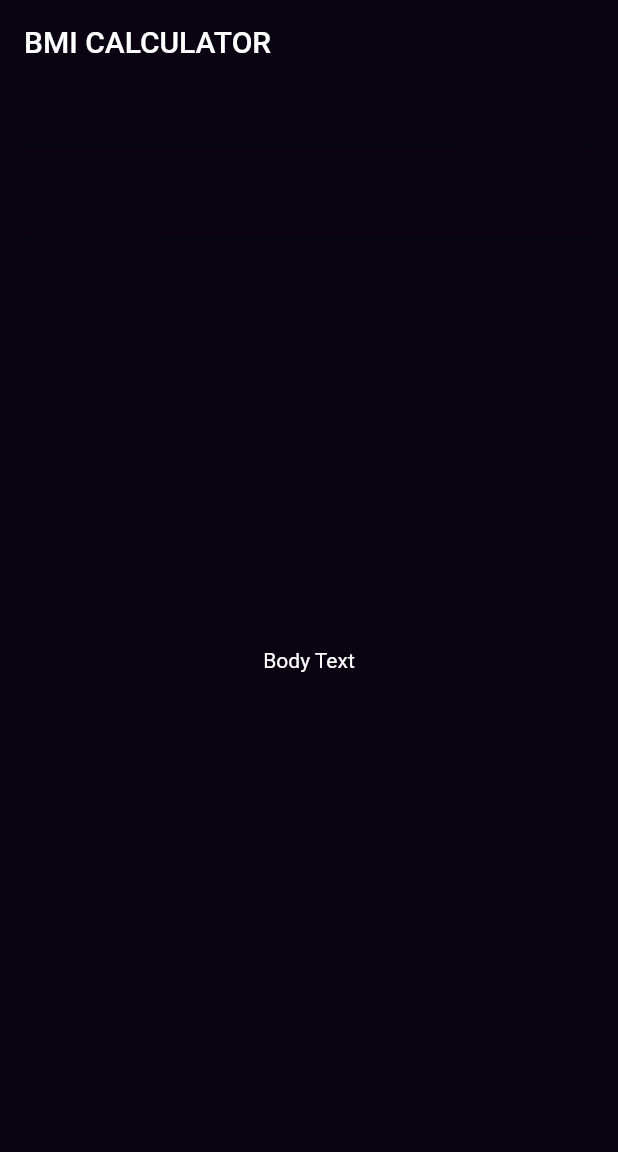
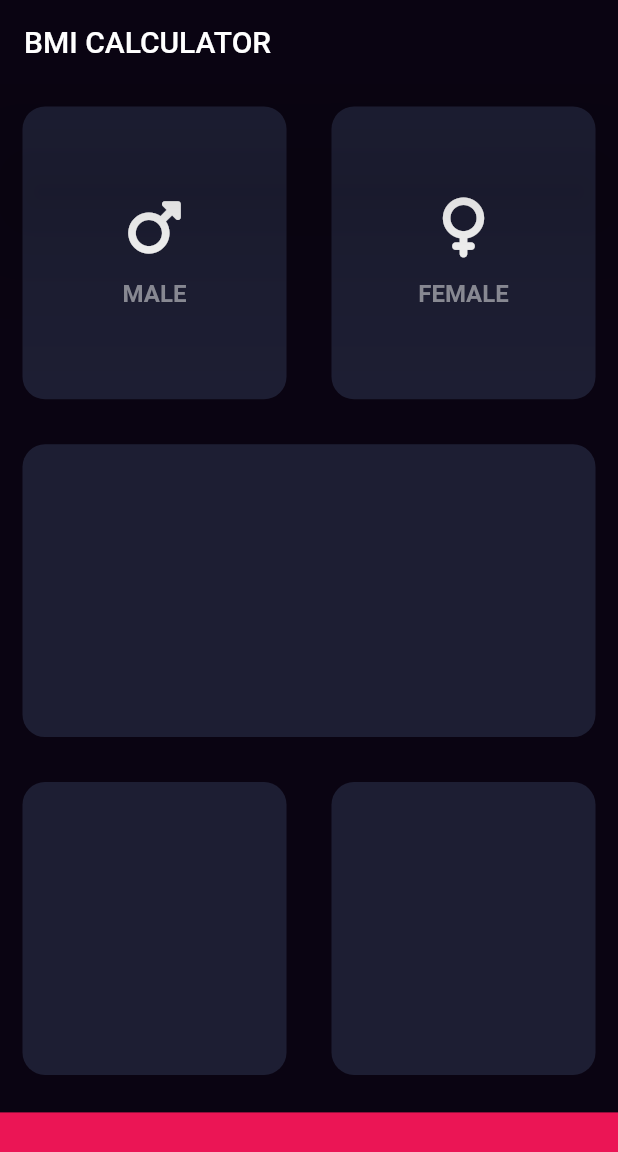
Before and after one commit to wa22im/bmi-calculator-flutte, a Flutter app: the screen it shows after launch, on a phone screen of 412 x 824 dp. Shown: the top 1152 px of the screen. Run offline on Flutter 3.47's test engine with Material 2 defaults, Android fonts, the phone set to English and light mode, and no system bars; our stand-ins replace font_awesome_flutter.

Commit message:
seperate widgets and creating cont

```diff
--- a/lib/pages/input_page.dart
+++ b/lib/pages/input_page.dart
@@ -1,5 +1,12 @@
 import 'package:flutter/material.dart';
+import 'package:font_awesome_flutter/font_awesome_flutter.dart';
+import '../widgets/card_reusable.dart';
+import '../widgets/icon_reusable.dart';
 
+
+
+const ACTIVECARDCOLOR = Color(0xFF1D1E33);
+const BOTTOMCONTAINERCOLOR = Color(0xFFEB1555);
 
 class InputPage extends StatefulWidget {
   @override
@@ -7,17 +14,64 @@ class InputPage extends StatefulWidget {
 }
 
 class _InputPageState extends State<InputPage> {
+
   @override
   Widget build(BuildContext context) {
+
     return Scaffold(
       appBar: AppBar(
         title: Text('BMI CALCULATOR'),
         elevation: 50.0,
       ),
-      body: Center(
-        child: Text('Body Text'),
-      )
+      body: Container(
+        child: Column(
 
+          children : <Widget>[
+            Expanded (
+              child:Row(
+                children: <Widget>[
+                  Expanded(child: CardReusable(
+                    colour: ACTIVECARDCOLOR,
+                    cardChild: IconReusable(gender: 'MALE',icon: FontAwesomeIcons.mars,),
+),
+),
+                  Expanded(child: CardReusable(
+                    colour: ACTIVECARDCOLOR,
+                    cardChild: IconReusable(
+                gender: 'FEMALE',
+                icon: FontAwesomeIcons.venus,
+              ),
+                  ),
+                  ),
+                ],
+              ),
+            ),
+            Expanded(child: CardReusable(
+              colour:  ACTIVECARDCOLOR,
+            ),
+            ),
+            Expanded(child: Row(
+                children: <Widget>[
+                  Expanded(child:CardReusable(colour: ACTIVECARDCOLOR,),
+                  ),
+                  Expanded(child: CardReusable(
+                    colour: ACTIVECARDCOLOR
+                  ),
+                  ),
+                ],
+              ),
+              ),
+                Container(
+              color: Color(0xFFEB1555),
+              margin: EdgeInsets.only(
+                top:10.0
+             ),
+             width: double.infinity,
+             height: MediaQuery.of(context).size.height*0.1,
+            ),
+          ],
+        ),
+      ),
     );
   }
   }
--- /dev/null
+++ b/lib/widgets/card_reusable.dart
@@ -0,0 +1,26 @@
+import 'package:flutter/material.dart';
+
+const double MARGIN_CARD = 15.0;
+const double RADIUS_CARD = 15.0;
+
+ class CardReusable extends StatelessWidget {
+
+ CardReusable({@required this.colour , this.cardChild } );
+    final Color colour  ;
+    final Widget cardChild ;
+
+
+  @override
+  Widget build(BuildContext context) {
+    return
+       Container(
+         child: cardChild,
+
+                      margin: EdgeInsets.all(MARGIN_CARD),
+                      decoration: BoxDecoration(
+                      borderRadius: BorderRadius.circular(RADIUS_CARD),
+                      color : colour,
+                  )
+                  );
+
+  }}
--- /dev/null
+++ b/lib/widgets/icon_reusable.dart
@@ -0,0 +1,51 @@
+import 'package:flutter/material.dart';
+
+const double ICON_SIZE = 40.0;
+
+const double BOX_SIZED_HEIGHT = 15.0;
+
+const Color COLOR_CARD =   Color(0xFF8D8E98);
+
+const TextStyle DECORATION = TextStyle(
+                            fontSize: 16.0,
+                            fontWeight:FontWeight.bold ,
+                            color: Color(0xFF8D8E98),
+                          );
+
+
+
+
+class IconReusable extends StatelessWidget {
+    const IconReusable({Key key,this.gender,this.icon}) : super(key: key);
+
+    final String gender ;
+
+    final IconData icon ;
+
+
+
+    @override
+    Widget build(BuildContext context) {
+
+            return Container(
+              child:Column(
+                            mainAxisAlignment: MainAxisAlignment.center,
+                            children: <Widget>[
+                               Icon(
+                                icon,
+                                size:ICON_SIZE
+
+                        ),
+                        SizedBox(
+                          height: BOX_SIZED_HEIGHT,
+                        ),
+                        Text(
+                          '$gender',
+
+                          style:DECORATION,
+                        )
+                      ],
+                    ),
+      );
+    }
+  }
```
